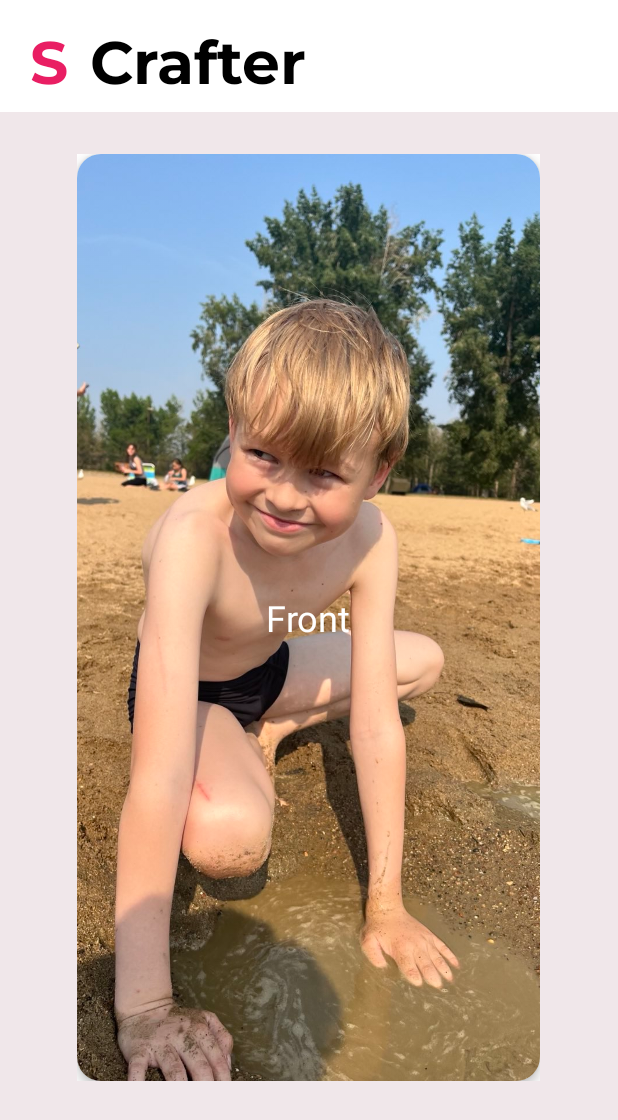
After one commit to WenDeHor/s_crafter, an Android app: the FlipCard screen opened directly, with no data from a screen before it, on a phone screen of 412 x 824 dp. The commit adds this screen. Shown: the top 1120 px of the screen. Run offline under Robolectric (Android 15) with nearby library versions, the phone set to English and light mode, and no system bars.

Commit message:
8.flip card

```diff
--- /dev/null
+++ b/app/src/main/java/com/example/s_crafter/FlipCard.java
@@ -0,0 +1,124 @@
+package com.example.s_crafter;
+
+import android.animation.AnimatorInflater;
+import android.animation.AnimatorSet;
+import android.graphics.Bitmap;
+import android.graphics.BitmapFactory;
+import android.os.Bundle;
+import android.util.DisplayMetrics;
+import android.view.View;
+import android.view.ViewGroup;
+import android.view.ViewPropertyAnimator;
+import android.view.animation.Animation;
+import android.view.animation.AnimationUtils;
+import android.view.animation.DecelerateInterpolator;
+import android.widget.FrameLayout;
+import android.widget.ImageView;
+
+import androidx.activity.EdgeToEdge;
+import androidx.appcompat.app.AppCompatActivity;
+import androidx.core.graphics.Insets;
+import androidx.core.view.ViewCompat;
+import androidx.core.view.WindowInsetsCompat;
+
+public class FlipCard extends AppCompatActivity {
+
+    private FrameLayout cardContainer;
+    private View cardFront;
+    private View cardBack;
+    private boolean isFrontVisible = true;
+    private boolean isAnimating = false;
+
+    @Override
+    protected void onCreate(Bundle savedInstanceState) {
+        super.onCreate(savedInstanceState);
+        EdgeToEdge.enable(this);
+        setContentView(R.layout.activity_flip_card);
+//        ViewCompat.setOnApplyWindowInsetsListener(findViewById(R.id.main), (v, insets) -> {
+//            Insets systemBars = insets.getInsets(WindowInsetsCompat.Type.systemBars());
+//            v.setPadding(systemBars.left, systemBars.top, systemBars.right, systemBars.bottom);
+//            return insets;
+//        });
+
+        cardContainer = findViewById(R.id.card_container);
+        cardFront = getLayoutInflater().inflate(R.layout.card_front, null);
+        cardBack = getLayoutInflater().inflate(R.layout.card_back, null);
+
+        // Завантаження зображень для передньої і задньої сторін картки з ресурсів
+        setImage(cardFront, R.id.image_front, R.drawable.my_image); // Замість "my_image" вкажіть ім'я вашого зображення
+        setImage(cardBack, R.id.image_back, R.drawable.my_image); // Замість "my_image" вкажіть ім'я вашого зображення
+
+        // Налаштування розміру картки
+        adjustCardSize();
+
+        cardContainer.addView(cardFront);
+
+        cardContainer.setOnClickListener(new View.OnClickListener() {
+            @Override
+            public void onClick(View v) {
+                if (!isAnimating) {
+                    flipCard();
+                }
+            }
+        });
+    }
+
+    private void setImage(View view, int imageViewId, int imageResource) {
+        ImageView imageView = view.findViewById(imageViewId);
+        imageView.setImageResource(imageResource);
+    }
+
+    private void adjustCardSize() {
+        DisplayMetrics displayMetrics = getResources().getDisplayMetrics();
+        int width = displayMetrics.widthPixels;
+        int height = displayMetrics.heightPixels;
+
+        // Встановити розмір картки на 75% від ширини і висоти екрану
+        int cardWidth = (int) (width * 0.75);
+        int cardHeight = (int) (height * 0.75);
+
+        FrameLayout.LayoutParams params = new FrameLayout.LayoutParams(cardWidth, cardHeight);
+        params.gravity = android.view.Gravity.CENTER;
+        cardContainer.setLayoutParams(params);
+    }
+
+    private void flipCard() {
+        isAnimating = true;
+        final ViewPropertyAnimator animator = cardContainer.animate();
+        animator.setDuration(200);
+        animator.setInterpolator(new DecelerateInterpolator());
+
+        if (isFrontVisible) {
+            animator.rotationY(90).withEndAction(new Runnable() {
+                @Override
+                public void run() {
+                    cardContainer.removeView(cardFront);
+                    cardContainer.addView(cardBack);
+                    cardContainer.setRotationY(-90);
+                    cardContainer.animate().rotationY(0).setDuration(300).withEndAction(new Runnable() {
+                        @Override
+                        public void run() {
+                            isAnimating = false;
+                        }
+                    }).start();
+                }
+            }).start();
+        } else {
+            animator.rotationY(90).withEndAction(new Runnable() {
+                @Override
+                public void run() {
+                    cardContainer.removeView(cardBack);
+                    cardContainer.addView(cardFront);
+                    cardContainer.setRotationY(-90);
+                    cardContainer.animate().rotationY(0).setDuration(300).withEndAction(new Runnable() {
+                        @Override
+                        public void run() {
+                            isAnimating = false;
+                        }
+                    }).start();
+                }
+            }).start();
+        }
+        isFrontVisible = !isFrontVisible;
+    }
+}
--- /dev/null
+++ b/app/src/main/res/layout/activity_flip_card.xml
@@ -0,0 +1,49 @@
+<?xml version="1.0" encoding="utf-8"?>
+<FrameLayout xmlns:android="http://schemas.android.com/apk/res/android"
+    xmlns:app="http://schemas.android.com/apk/res-auto"
+    xmlns:tools="http://schemas.android.com/tools"
+    android:layout_width="match_parent"
+    android:layout_height="match_parent"
+    android:background="@color/fone">
+
+    <TextView
+        android:id="@+id/textView3"
+        android:layout_width="50dp"
+        android:layout_height="wrap_content"
+        android:background="@color/white"
+        android:fontFamily="@font/montserrat_bold"
+        android:paddingStart="20dp"
+        android:paddingTop="16dp"
+        android:text="@string/s_name"
+        android:textColor="@color/colorApp"
+        android:textColorLink="@color/colorApp"
+        android:textSize="40sp"
+        app:layout_constraintEnd_toStartOf="@+id/textView2"
+        app:layout_constraintStart_toStartOf="parent"
+        app:layout_constraintTop_toTopOf="parent"
+        tools:ignore="RtlSymmetry" />
+
+    <TextView
+        android:id="@+id/textView2"
+        android:layout_width="match_parent"
+        android:layout_height="wrap_content"
+        android:background="@color/white"
+        android:fontFamily="@font/montserrat_bold"
+        android:paddingStart="10dp"
+        android:paddingTop="16dp"
+        android:text="@string/crafter_name"
+        android:textColor="@color/black"
+        android:textSize="40sp"
+        android:layout_marginStart="50dp"
+        app:layout_constraintStart_toStartOf="@+id/textView"
+        tools:ignore="RtlSymmetry" />
+
+    <FrameLayout
+        android:id="@+id/card_container"
+        android:background="@color/white"
+        android:layout_width="match_parent"
+        android:layout_height="wrap_content"
+        android:layout_gravity="center">
+    </FrameLayout>
+
+</FrameLayout>
--- /dev/null
+++ b/app/src/main/res/layout/card_front.xml
@@ -0,0 +1,23 @@
+<?xml version="1.0" encoding="utf-8"?>
+<androidx.cardview.widget.CardView xmlns:android="http://schemas.android.com/apk/res/android"
+    xmlns:app="http://schemas.android.com/apk/res-auto"
+    android:layout_width="match_parent"
+    android:layout_height="match_parent"
+    app:cardCornerRadius="16dp"
+    app:cardElevation="4dp">
+
+    <ImageView
+        android:id="@+id/image_front"
+        android:layout_width="match_parent"
+        android:layout_height="match_parent"
+        android:scaleType="centerCrop" />
+
+    <TextView
+        android:id="@+id/text_front"
+        android:layout_width="wrap_content"
+        android:layout_height="wrap_content"
+        android:layout_gravity="center"
+        android:text="Front"
+        android:textSize="24sp"
+        android:textColor="@android:color/white" />
+</androidx.cardview.widget.CardView>
```
Also changed, not shown: app/src/main/AndroidManifest.xml (+5 -2 lines), app/src/main/java/com/example/s_crafter/StoryPage.java (+16 -0 lines), app/src/main/res/layout/card_back.xml (added, +23 -0 lines).
